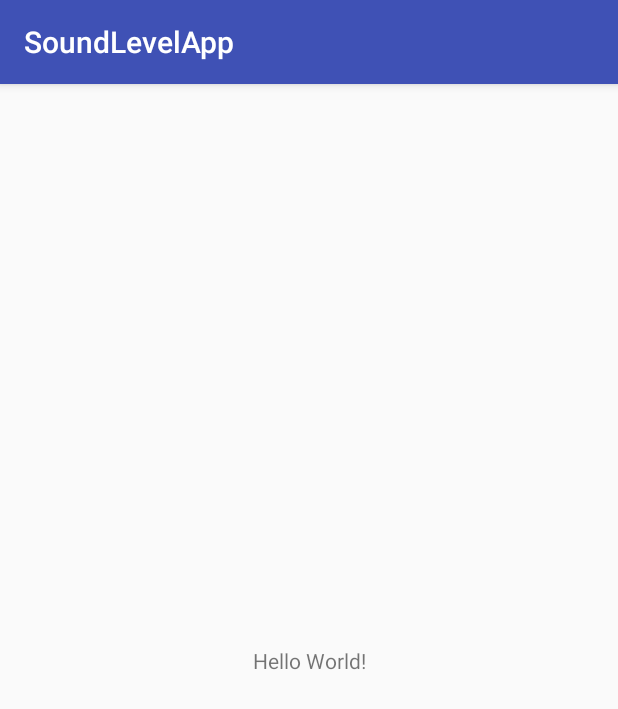
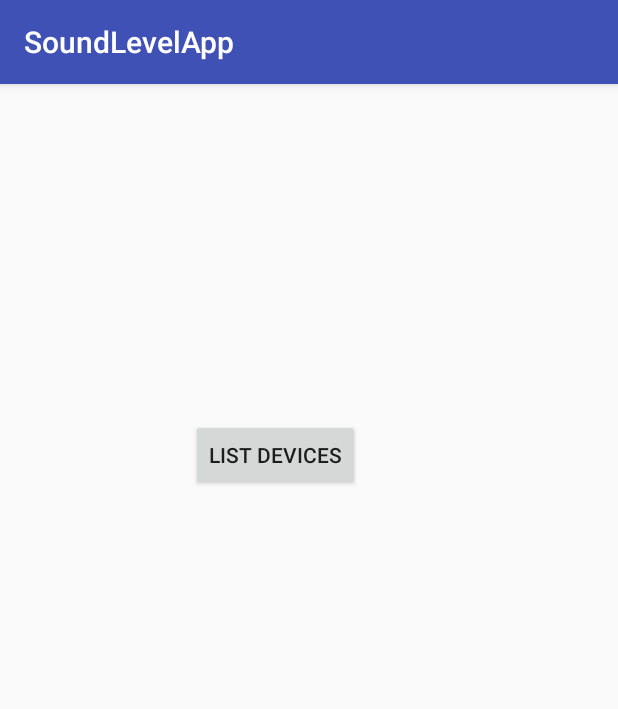
Before and after one commit to ThierrySt-Arnaud/390C-Project, an Android app: the screen it shows after launch (MainActivity), on a phone screen of 412 x 824 dp. Shown: the top 709 px of the screen. Run offline under Robolectric (Android 15) with nearby library versions, the phone set to English and light mode, and no system bars.

Commit message:
BT library & app list device implemented

```diff
--- a/SoundLevelApp/app/build.gradle
+++ b/SoundLevelApp/app/build.gradle
@@ -4,7 +4,7 @@ android {
     compileSdkVersion 26
     defaultConfig {
         applicationId "ca.concordia.teamc.soundlevelapp"
-        minSdkVersion 19
+        minSdkVersion 18
         targetSdkVersion 26
         versionCode 1
         versionName "1.0"
@@ -16,10 +16,12 @@ android {
             proguardFiles getDefaultProguardFile('proguard-android.txt'), 'proguard-rules.pro'
         }
     }
+    productFlavors {
+    }
 }
 
 dependencies {
-    implementation fileTree(dir: 'libs', include: ['*.jar'])
+    implementation fileTree(include: ['*.jar'], dir: 'libs')
     implementation 'com.android.support:appcompat-v7:26.1.0'
     implementation 'com.android.support.constraint:constraint-layout:1.0.2'
     testImplementation 'junit:junit:4.12'
--- a/SoundLevelApp/app/src/main/java/ca/concordia/teamc/soundlevelapp/MainActivity.java
+++ b/SoundLevelApp/app/src/main/java/ca/concordia/teamc/soundlevelapp/MainActivity.java
@@ -1,7 +1,10 @@
 package ca.concordia.teamc.soundlevelapp;
 
+import android.content.Intent;
 import android.support.v7.app.AppCompatActivity;
 import android.os.Bundle;
+import android.view.View;
+import android.widget.Button;
 
 public class MainActivity extends AppCompatActivity {
 
@@ -9,5 +12,15 @@ public class MainActivity extends AppCompatActivity {
     protected void onCreate(Bundle savedInstanceState) {
         super.onCreate(savedInstanceState);
         setContentView(R.layout.activity_main);
+
+        Button listDevicesButton= (Button) findViewById(R.id.listDevicesButton);
+        listDevicesButton.setOnClickListener(new View.OnClickListener() {
+            @Override
+            public void onClick(View view) {
+                startActivity( new Intent(MainActivity.this, ListDevicesActivity.class));
+            }
+        });
+
     }
+
 }
--- a/SoundLevelApp/app/src/main/res/layout/activity_main.xml
+++ b/SoundLevelApp/app/src/main/res/layout/activity_main.xml
@@ -6,13 +6,18 @@
     android:layout_height="match_parent"
     tools:context="ca.concordia.teamc.soundlevelapp.MainActivity">
 
-    <TextView
-        android:layout_width="wrap_content"
-        android:layout_height="wrap_content"
-        android:text="Hello World!"
-        app:layout_constraintBottom_toBottomOf="parent"
-        app:layout_constraintLeft_toLeftOf="parent"
-        app:layout_constraintRight_toRightOf="parent"
-        app:layout_constraintTop_toTopOf="parent" />
+    <RelativeLayout
+        android:layout_width="368dp"
+        android:layout_height="495dp"
+        tools:layout_editor_absoluteX="8dp"
+        tools:layout_editor_absoluteY="8dp">
 
+        <Button
+            android:id="@+id/listDevicesButton"
+            android:layout_width="wrap_content"
+            android:layout_height="wrap_content"
+            android:layout_centerHorizontal="true"
+            android:layout_centerVertical="true"
+            android:text="List Devices" />
+    </RelativeLayout>
 </android.support.constraint.ConstraintLayout>
```
Also changed, not shown: SoundLevelApp/app/src/main/java/ca/concordia/teamc/soundlevelapp/ListDevicesActivity.java (+30 -23 lines), SoundLevelApp/app/src/main/res/layout/activity_list_devices.xml (+7 -3 lines).
